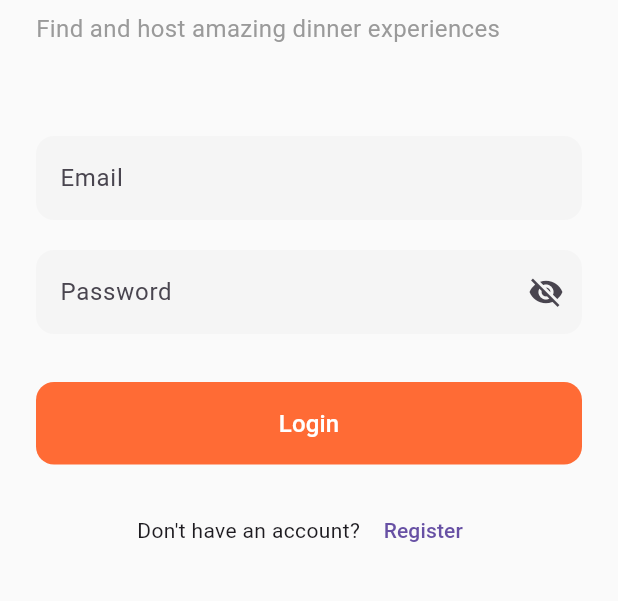
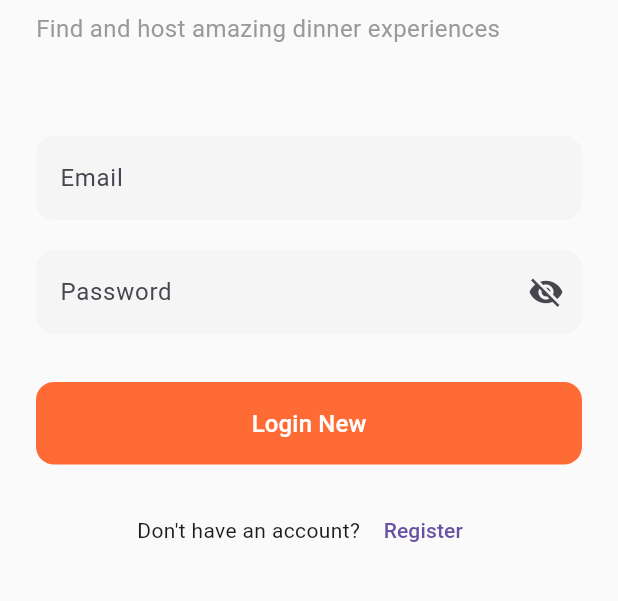
Before and after one commit to Mans610/supperclubApp, a Flutter app: the screen it shows after launch, on a phone screen of 412 x 824 dp, the part 233-834 px from its top. Run offline on Flutter 3.47's test engine with Material 3 defaults, Android fonts, the phone set to English and light mode, and no system bars; our stand-ins replace package_info_plus, shared_preferences; accounts and stored records are empty; network calls fail.

Commit message:
Temp Change

```diff
--- a/lib/views/login_screen.dart
+++ b/lib/views/login_screen.dart
@@ -174,7 +174,7 @@ class _LoginScreenState extends State<LoginScreen> {
                       width: 20,
                       child: CircularProgressIndicator(color: Colors.white, strokeWidth: 2),
                     )
-                  : const Text('Login', style: TextStyle(fontSize: 16)),
+                  : const Text('Login New', style: TextStyle(fontSize: 16)),
             ),
           );
         },
```
